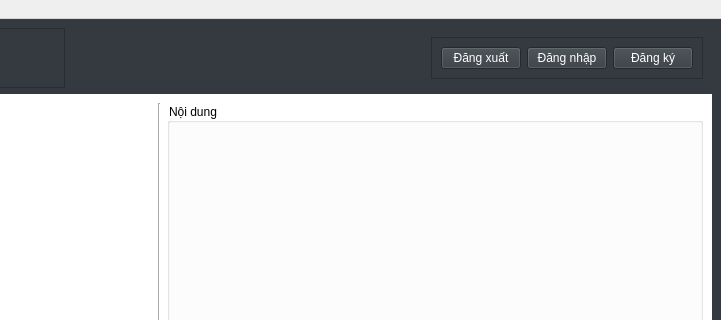
This is readergui.ui in fantasyinferno/libpro as Qt 5 draws it before an edit; both pictures show x 586 to 1307 and y 0 to 320 of the 1307 by 768 pixel window. The edited form follows.
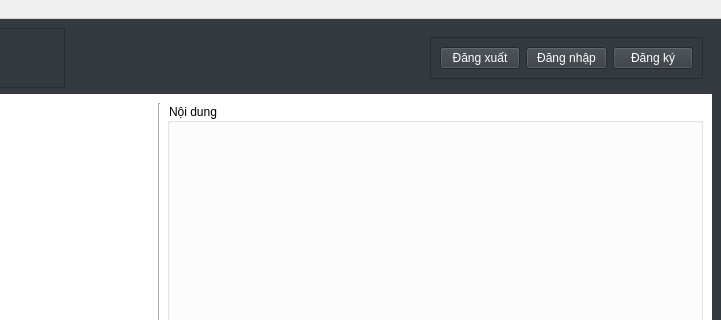
This is the edited form. Icons and pictures are not drawn.

```diff
--- a/readergui.ui
+++ b/readergui.ui
@@ -65,6 +65,18 @@
         <layout class="QHBoxLayout" name="horizontalLayout_4">
          <item>
           <widget class="QLabel" name="avatarIcon">
+           <property name="minimumSize">
+            <size>
+             <width>32</width>
+             <height>32</height>
+            </size>
+           </property>
+           <property name="maximumSize">
+            <size>
+             <width>64</width>
+             <height>64</height>
+            </size>
+           </property>
            <property name="text">
             <string/>
            </property>
```
Left out of the diff: 3 changed lines with no effect on the pictures.
